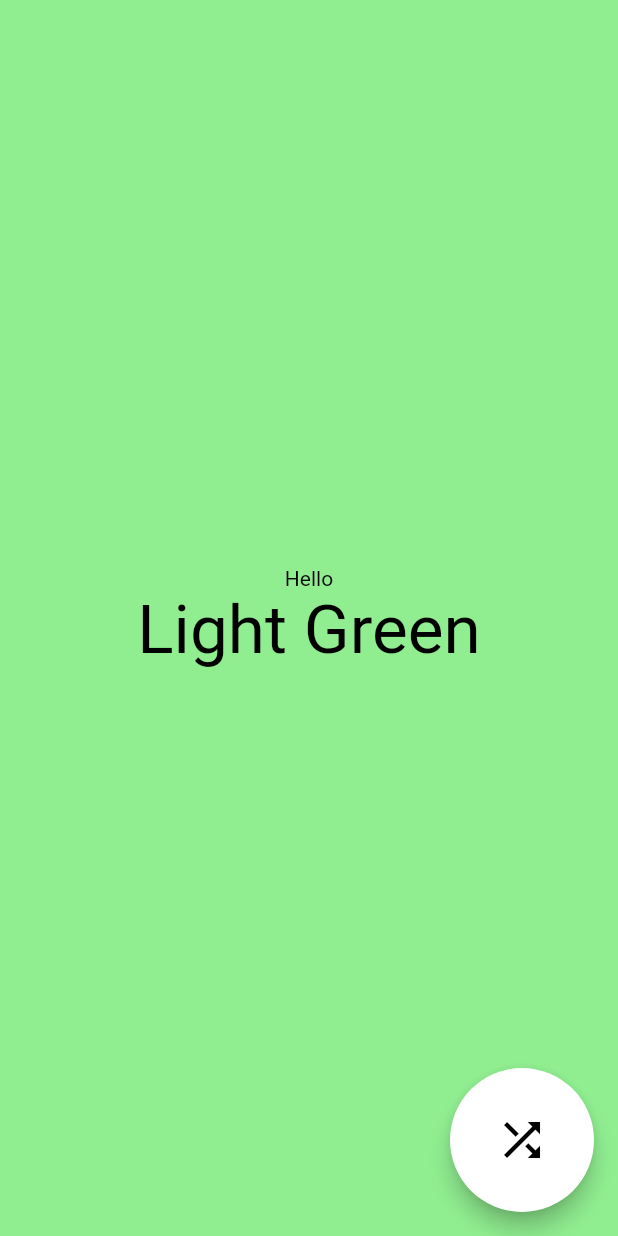
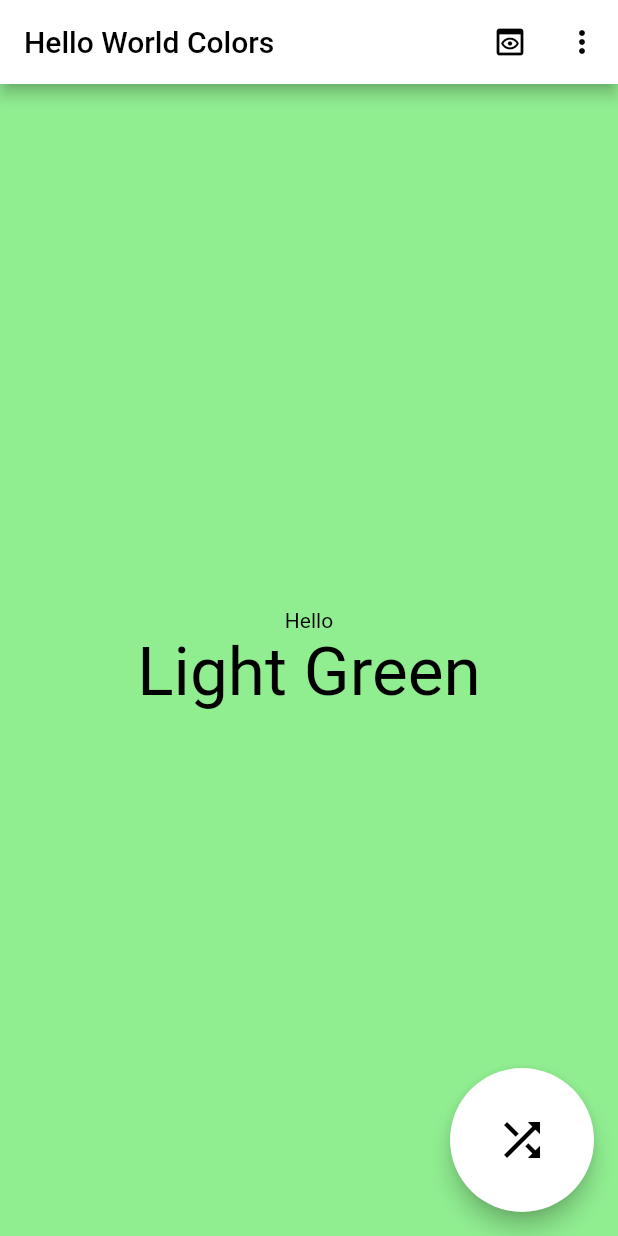
Before and after one commit to tecdrop/hello_world_colors, a Flutter app: the screen it shows after launch, on a phone screen of 412 x 824 dp. Run offline on Flutter 3.47's test engine with Material 2 defaults, Android fonts, the phone set to English and light mode, and no system bars.

Commit message:
Add the home app bar with actions

```diff
--- /dev/null
+++ b/lib/common/app_consts.dart
@@ -0,0 +1,15 @@
+// Copyright 2020-2023 Tecdrop (www.tecdrop.com)
+// Use of this source code is governed by an MIT-style license that can be
+// found in the LICENSE file.
+
+/// App wide constants used in the app.
+library;
+
+// -----------------------------------------------------------------------------
+// Urls
+// -----------------------------------------------------------------------------
+
+const String rateAppUrl =
+    'https://play.google.com/store/apps/details?id=com.tecdrop.hello_world_colors';
+
+const String appHomeUrl = 'https://www.tecdrop.com/helloworldcolors/';
--- a/lib/common/app_strings.dart
+++ b/lib/common/app_strings.dart
@@ -7,9 +7,13 @@ library;
 
 const String appName = 'Hello World Colors';
 
-// -----------------------------------------------------------------------------------------------
+// -----------------------------------------------------------------------------
 // Home Screen
-// -----------------------------------------------------------------------------------------------
+// -----------------------------------------------------------------------------
 
-const String homeScreenTitle = 'Hello, World!';
+const String homeScreenTitle = 'Hello World Colors';
 const String homeFabTooltip = 'Next random color';
+const String colorPreviewActionTooltip = 'Color preview';
+const String copyAction = 'Copy color code';
+const String rateAction = 'Rate app';
+const String appHomeAction = 'App homepage';
--- /dev/null
+++ b/lib/widgets/home_app_bar.dart
@@ -0,0 +1,55 @@
+// Copyright 2020-2023 Tecdrop (www.tecdrop.com)
+// Use of this source code is governed by an MIT-style license that can be
+// found in the LICENSE file.
+
+import 'package:flutter/material.dart';
+
+import '../common/app_strings.dart' as strings;
+
+/// The actions available in the app bar.
+enum HomeAppBarActions { colorPreview, copy, rate, what }
+
+/// The app bar of the Home Screen.
+class HomeAppBar extends StatelessWidget implements PreferredSizeWidget {
+  const HomeAppBar({
+    Key? key,
+    required this.onAction,
+  }) : super(key: key);
+
+  /// The callback that is called when an app bar action is pressed.
+  final Function(HomeAppBarActions action) onAction;
+
+  @override
+  Widget build(BuildContext context) {
+    return AppBar(
+      title: const Text(strings.homeScreenTitle),
+      actions: [
+        IconButton(
+          icon: const Icon(Icons.preview_outlined),
+          tooltip: strings.colorPreviewActionTooltip,
+          onPressed: () => onAction(HomeAppBarActions.colorPreview),
+        ),
+        PopupMenuButton<HomeAppBarActions>(
+          onSelected: onAction,
+          itemBuilder: (BuildContext context) => <PopupMenuEntry<HomeAppBarActions>>[
+            const PopupMenuItem<HomeAppBarActions>(
+              value: HomeAppBarActions.copy,
+              child: Text(strings.copyAction),
+            ),
+            const PopupMenuItem<HomeAppBarActions>(
+              value: HomeAppBarActions.rate,
+              child: Text(strings.rateAction),
+            ),
+            const PopupMenuItem<HomeAppBarActions>(
+              value: HomeAppBarActions.what,
+              child: Text(strings.appHomeAction),
+            ),
+          ],
+        ),
+      ],
+    );
+  }
+
+  @override
+  Size get preferredSize => const Size.fromHeight(kToolbarHeight);
+}
--- a/pubspec.yaml
+++ b/pubspec.yaml
@@ -31,6 +31,7 @@ dependencies:
   flutter:
     sdk: flutter
 
+  url_launcher: ^6.1.12
 
   # The following adds the Cupertino Icons font to your application.
   # Use with the CupertinoIcons class for iOS style icons.
```
Also changed, not shown: lib/screens/home_screen.dart (+37 -3 lines), lib/utils/utils.dart (+19 -0 lines), pubspec.lock.
